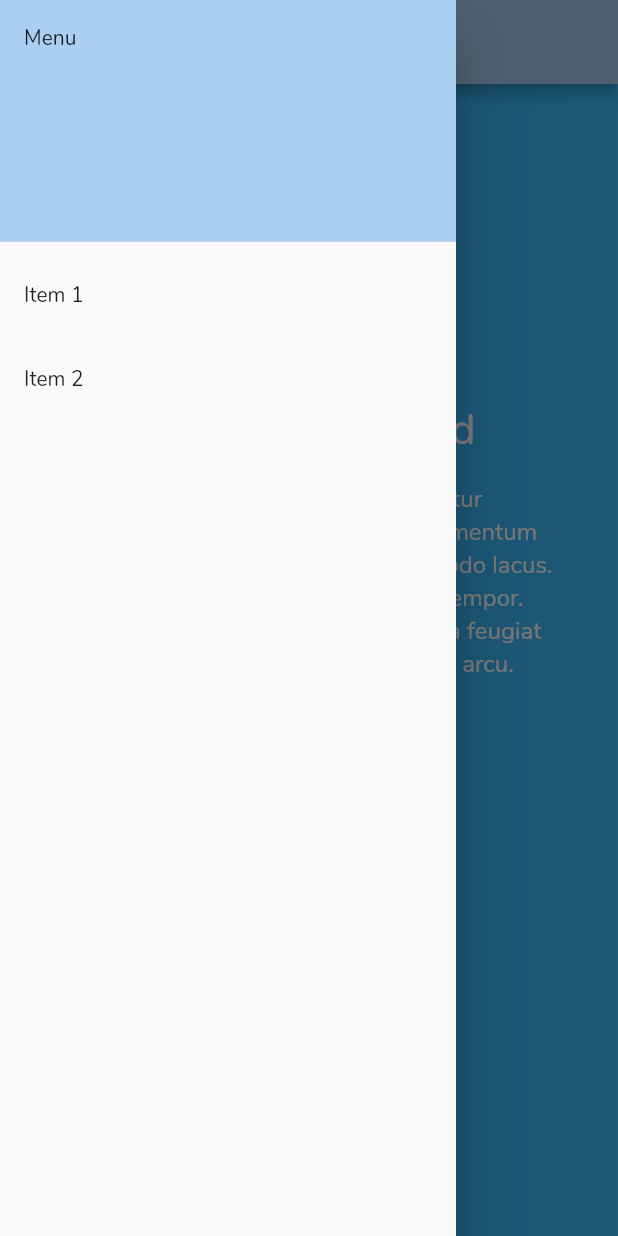
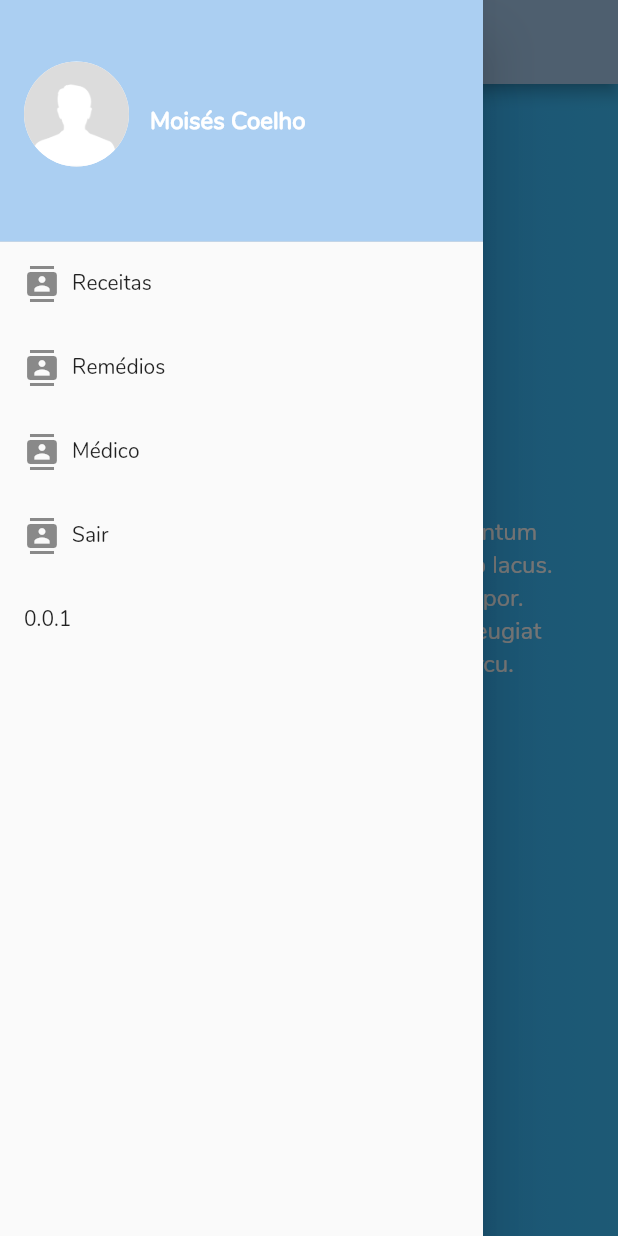
Before and after one commit to ElsonTMarques/MyDoctor, a Flutter app: the HomePage screen opened by its route, with the side drawer open, on a phone screen of 412 x 824 dp. Run offline on Flutter 3.47's test engine with Material 2 defaults, Android fonts, the phone set to English and light mode, and no system bars.

Commit message:
Novos componentes
Ajustes no drawer, refatoração

```diff
--- a/lib/home_page.dart
+++ b/lib/home_page.dart
@@ -48,35 +48,84 @@ class HomePage extends StatelessWidget {
     );
 
     return Scaffold(
-      appBar: AppBar(title: Text("My Doctor"), backgroundColor: Color(0xffABCFF2),),
+      appBar: AppBar(title: Text("Seja Bem-Vindo, Moisés"), backgroundColor: Color(0xffABCFF2),),
       body: body,
-      drawer: Drawer(
+      drawer: _createDrawerList(context),
+    );
+  }
+
+  Widget _createDrawerList(BuildContext context)
+  {
+    Size size = MediaQuery.of(context).size;
+    return SizedBox(
+      width: (size.width) - 90,
+      child: Drawer(
         child: ListView(
           padding: EdgeInsets.zero,
           children: <Widget>[
-            DrawerHeader(
-              child: Text('Menu'),
-              decoration: BoxDecoration(
-                color: Color(0xffABCFF2),
-              ),
-            ),
+            _createHeader(),
+            _createDrawerItem(icon: Icons.contacts,text: 'Receitas',),
+            _createDrawerItem(icon: Icons.contacts,text: 'Remédios',),
+            _createDrawerItem(icon: Icons.contacts,text: 'Médico',),
+            _createDrawerItem(icon: Icons.contacts,text: 'Sair',),
             ListTile(
-              title: Text('Item 1'),
-              onTap: () {
-                // Update the state of the app.
-                // ...
-              },
-            ),
-            ListTile(
-              title: Text('Item 2'),
-              onTap: () {
-                // Update the state of the app.
-                // ...
-              },
+              title: Text('0.0.1'),
+              onTap: () {},
             ),
           ],
         ),
       )
     );
   }
+
+  Widget _createHeader()
+  {
+    return DrawerHeader(
+      margin: EdgeInsets.zero,
+      padding: EdgeInsets.zero,
+      decoration: BoxDecoration(
+        color: Color(0xffABCFF2),
+      ),
+      child: Stack(children: <Widget>[
+        Positioned(
+            bottom: 12.0,
+            left: 100.0,
+            top: 70.0,
+            child: Text("Moisés Coelho",
+                style: TextStyle(
+                    color: Colors.white,
+                    fontSize: 16.0,
+                    fontWeight: FontWeight.w900
+                )
+            ),
+        ),
+        Positioned(
+            bottom: 50.0,
+            left: 16.0,
+            child: CircleAvatar(
+              maxRadius: 35,
+              backgroundColor: Colors.white,
+              backgroundImage: AssetImage('assets/default_person.jpg'),
+            ),
+        ),
+      ]
+      )
+    );
+  }
+
+  Widget _createDrawerItem({IconData icon, String text, GestureTapCallback onTap})
+  {
+    return ListTile(
+      title: Row(
+        children: <Widget>[
+          Icon(icon),
+          Padding(
+            padding: EdgeInsets.only(left: 8.0),
+            child: Text(text),
+          )
+        ],
+      ),
+      onTap: onTap,
+    );
+  }
 }
```
Also changed, not shown: pubspec.yaml (+1 -6 lines), assets/default_person.jpg (added).
